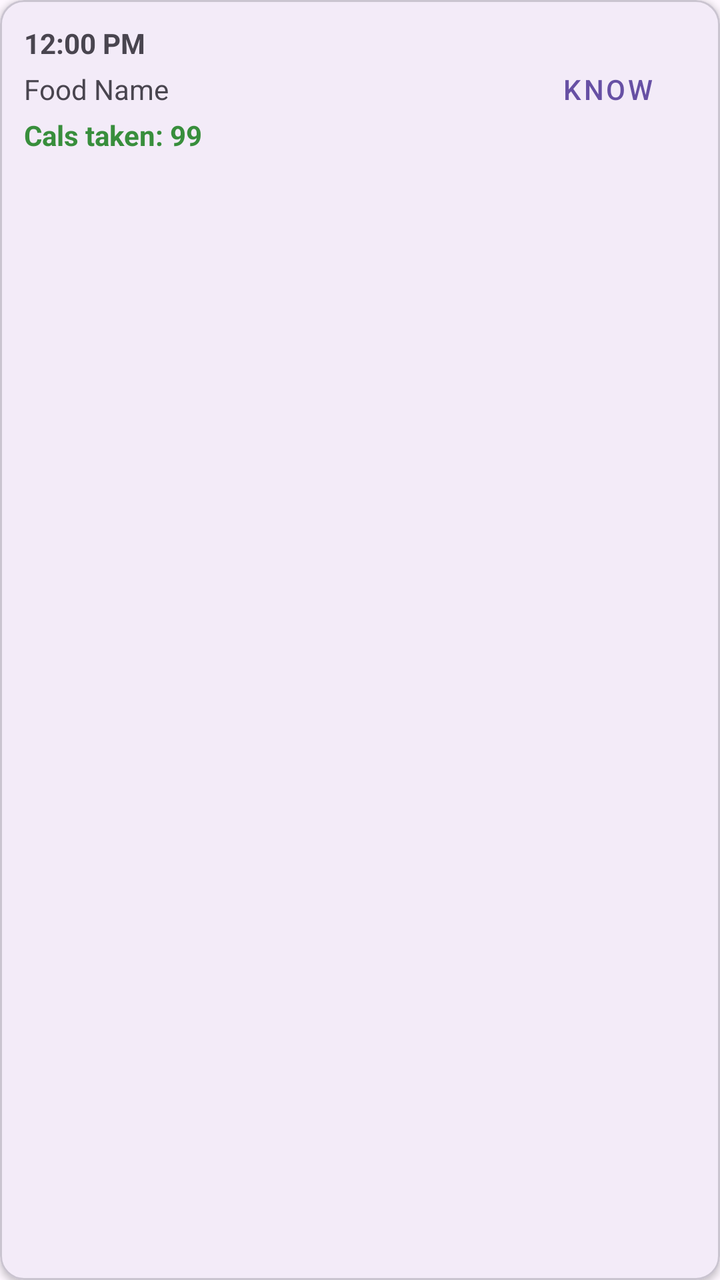
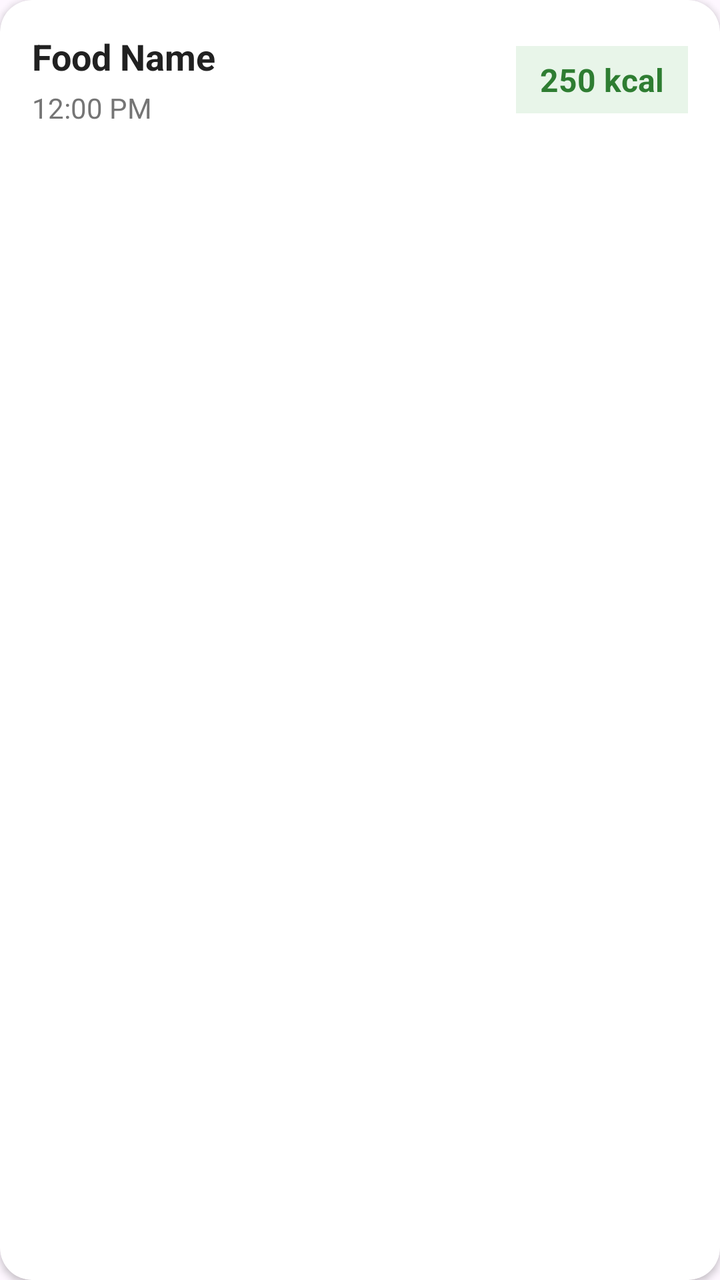

The first picture is an Android layout as it rendered before a commit; the second is the same layout after the commit. The layout source and the unified diff follow.
<!-- AndroidManifest.xml: application theme Theme.Gamstop -->
<!-- res/layout/item_calorie_record.xml -->
<?xml version="1.0" encoding="utf-8"?>
<com.google.android.material.card.MaterialCardView
    xmlns:android="http://schemas.android.com/apk/res/android"
    xmlns:app="http://schemas.android.com/apk/res-auto"
    android:layout_width="match_parent"
    android:layout_height="wrap_content"
    android:layout_marginVertical="6dp"
    app:cardElevation="2dp">

    <androidx.constraintlayout.widget.ConstraintLayout
        android:layout_width="match_parent"
        android:layout_height="wrap_content"
        android:padding="12dp">

        <TextView
            android:id="@+id/timeText"
            android:layout_width="wrap_content"
            android:layout_height="wrap_content"
            android:text="12:00 PM"
            android:textStyle="bold"
            app:layout_constraintTop_toTopOf="parent"
            app:layout_constraintStart_toStartOf="parent"/>

        <TextView
            android:id="@+id/foodNameText"
            android:layout_width="wrap_content"
            android:layout_height="wrap_content"
            android:text="Food Name"
            android:layout_marginTop="4dp"
            app:layout_constraintTop_toBottomOf="@id/timeText"
            app:layout_constraintStart_toStartOf="parent"/>

        <TextView
            android:id="@+id/caloriesText"
            android:layout_width="wrap_content"
            android:layout_height="wrap_content"
            android:text="Cals taken: 99"
            android:layout_marginTop="4dp"
            android:textColor="#388E3C"
            android:textStyle="bold"
            app:layout_constraintTop_toBottomOf="@id/foodNameText"
            app:layout_constraintStart_toStartOf="parent"/>

        <Button
            android:id="@+id/knowButton"
            android:layout_width="wrap_content"
            android:layout_height="wrap_content"
            android:text="KNOW"
            style="@style/Widget.MaterialComponents.Button.TextButton"
            app:layout_constraintTop_toTopOf="parent"
            app:layout_constraintBottom_toBottomOf="parent"
            app:layout_constraintEnd_toEndOf="parent"/>

    </androidx.constraintlayout.widget.ConstraintLayout>
</com.google.android.material.card.MaterialCardView>
<!-- resources referenced by this layout -->
<resources>
  <style name="Theme.Gamstop" parent="Base.Theme.Gamstop" />
  <style name="Base.Theme.Gamstop" parent="Theme.Material3.DayNight.NoActionBar">
          
          
      </style>
</resources>

<!-- the commit's change to res/layout/item_calorie_record.xml (unified diff, before → after) -->
@@ -1,55 +1,56 @@
 <?xml version="1.0" encoding="utf-8"?>
-<com.google.android.material.card.MaterialCardView
+<androidx.cardview.widget.CardView
     xmlns:android="http://schemas.android.com/apk/res/android"
     xmlns:app="http://schemas.android.com/apk/res-auto"
     android:layout_width="match_parent"
     android:layout_height="wrap_content"
-    android:layout_marginVertical="6dp"
+    android:layout_marginBottom="12dp"
+    android:layout_marginHorizontal="4dp"
+    app:cardBackgroundColor="#FFFFFF"
+    app:cardCornerRadius="16dp"
     app:cardElevation="2dp">
 
     <androidx.constraintlayout.widget.ConstraintLayout
         android:layout_width="match_parent"
         android:layout_height="wrap_content"
-        android:padding="12dp">
+        android:padding="16dp">
+
+        <TextView
+            android:id="@+id/foodNameText"
+            android:layout_width="0dp"
+            android:layout_height="wrap_content"
+            android:text="Food Name"
+            android:textColor="#212121"
+            android:textSize="18sp"
+            android:textStyle="bold"
+            app:layout_constraintStart_toStartOf="parent"
+            app:layout_constraintTop_toTopOf="parent" />
 
         <TextView
             android:id="@+id/timeText"
             android:layout_width="wrap_content"
             android:layout_height="wrap_content"
+            android:layout_marginTop="4dp"
             android:text="12:00 PM"
-            android:textStyle="bold"
-            app:layout_constraintTop_toTopOf="parent"
-            app:layout_constraintStart_toStartOf="parent"/>
-
-        <TextView
-            android:id="@+id/foodNameText"
-            android:layout_width="wrap_content"
-            android:layout_height="wrap_content"
-            android:text="Food Name"
-            android:layout_marginTop="4dp"
-            app:layout_constraintTop_toBottomOf="@id/timeText"
-            app:layout_constraintStart_toStartOf="parent"/>
+            android:textColor="#757575"
+            android:textSize="14sp"
+            app:layout_constraintStart_toStartOf="parent"
+            app:layout_constraintTop_toBottomOf="@id/foodNameText" />
 
         <TextView
             android:id="@+id/caloriesText"
             android:layout_width="wrap_content"
             android:layout_height="wrap_content"
-            android:text="Cals taken: 99"
-            android:layout_marginTop="4dp"
-            android:textColor="#388E3C"
+            android:background="#E8F5E9"
+            android:paddingHorizontal="12dp"
+            android:paddingVertical="6dp"
+            android:text="250 kcal"
+            android:textColor="#2E7D32"
+            android:textSize="16sp"
             android:textStyle="bold"
-            app:layout_constraintTop_toBottomOf="@id/foodNameText"
-            app:layout_constraintStart_toStartOf="parent"/>
-
-        <Button
-            android:id="@+id/knowButton"
-            android:layout_width="wrap_content"
-            android:layout_height="wrap_content"
-            android:text="KNOW"
-            style="@style/Widget.MaterialComponents.Button.TextButton"
-            app:layout_constraintTop_toTopOf="parent"
             app:layout_constraintBottom_toBottomOf="parent"
-            app:layout_constraintEnd_toEndOf="parent"/>
+            app:layout_constraintEnd_toEndOf="parent"
+            app:layout_constraintTop_toTopOf="parent" />
 
     </androidx.constraintlayout.widget.ConstraintLayout>
-</com.google.android.material.card.MaterialCardView>
+</androidx.cardview.widget.CardView>
